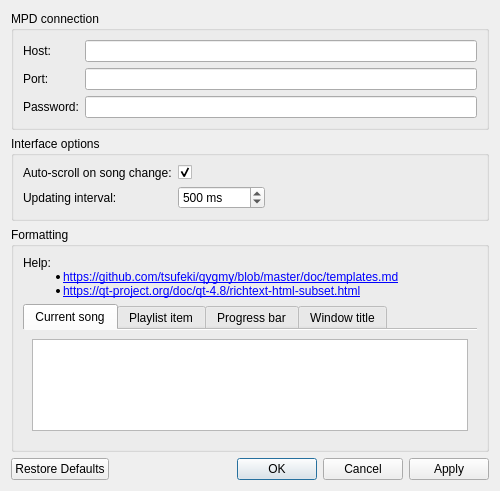
Before: the Qt Designer form qygmy/ui/settings.ui in tsufeki/qygmy, drawn with Qt 5.
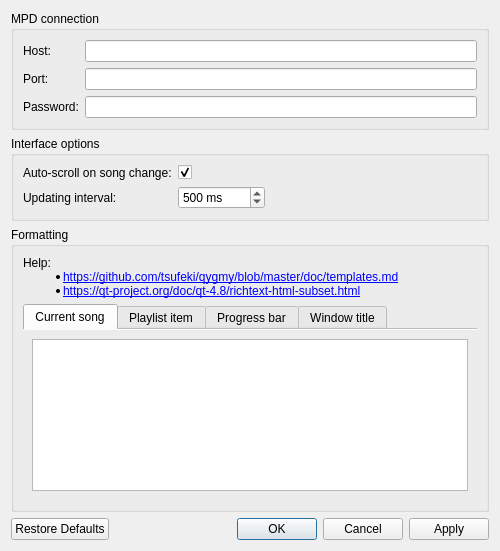
After: the same form once the commit is applied.

Commit message: Larger text fields for editing templates.

What changed in the file:
```diff
--- a/qygmy/ui/settings.ui
+++ b/qygmy/ui/settings.ui
@@ -10,7 +10,7 @@
     <x>0</x>
     <y>0</y>
     <width>500</width>
-    <height>448</height>
+    <height>480</height>
    </rect>
   </property>
   <property name="windowTitle">
@@ -198,7 +198,7 @@
             <property name="minimumSize">
              <size>
               <width>0</width>
-              <height>60</height>
+              <height>120</height>
              </size>
             </property>
             <property name="font">
```
Left out of the diff: 6 changed lines with no effect on the pictures.
